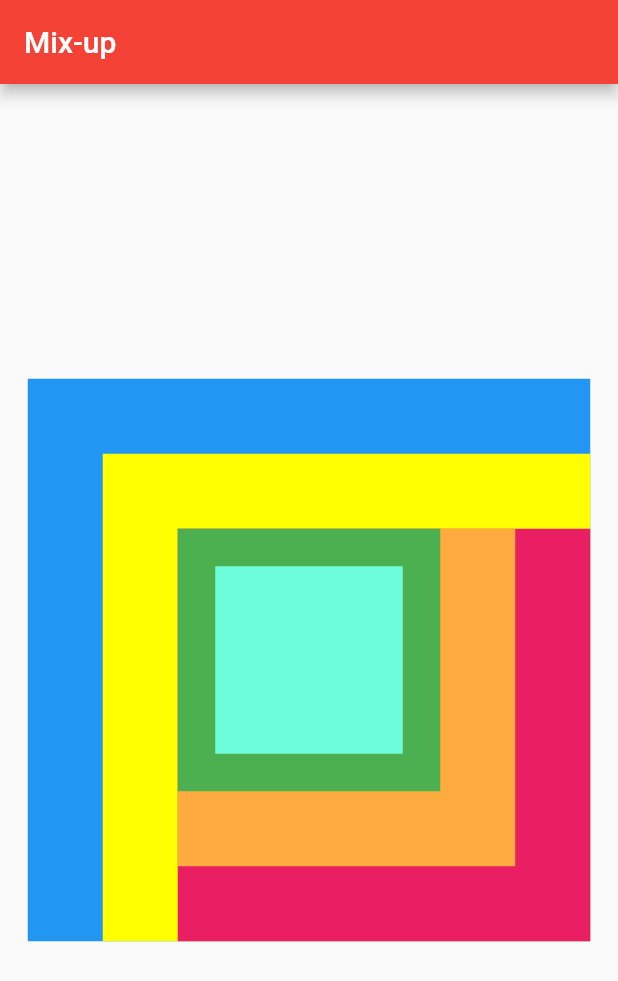
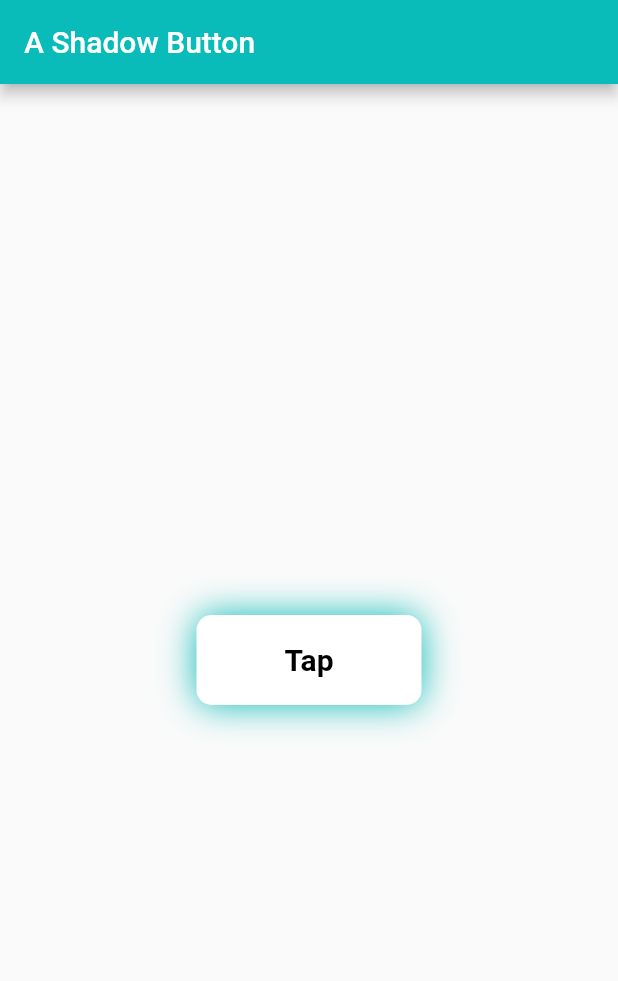
Before and after one commit to Jenil666/widgets_and_refactoring, a Flutter app: the screen it shows after launch, on a phone screen of 412 x 824 dp. Shown: the top 981 px of the screen. Run offline on Flutter 3.47's test engine with Material 2 defaults, Android fonts, the phone set to English and light mode, and no system bars.

Commit message:
18-1-23  5:50

```diff
--- /dev/null
+++ b/lib/6.2.3.dart
@@ -0,0 +1,43 @@
+import 'package:flutter/cupertino.dart';
+import 'package:flutter/material.dart';
+
+class Project6 extends StatefulWidget {
+  const Project6({Key? key}) : super(key: key);
+
+  @override
+  State<Project6> createState() => _Project6State();
+}
+
+class _Project6State extends State<Project6> {
+  @override
+  Widget build(BuildContext context) {
+    return SafeArea(
+      child: Scaffold(
+        //backgroundColor: Colors.black,
+        appBar: AppBar(
+          backgroundColor: Color(0xff09bcb9),
+          title: Text("A Shadow Button",style: TextStyle(color: Colors.white),),
+        ),
+        body: Center(
+          child: Container(
+            height: 60,
+            width: 150,
+            decoration: BoxDecoration(
+              borderRadius: BorderRadius.circular(10),
+              color: Colors.white,
+              boxShadow: [
+                BoxShadow(
+                  color: Color(0xff09bcb9),
+                  blurRadius: 20,
+                )
+              ],
+              //border: Border.all(color: Colors.redAccent)
+            ),
+            alignment: Alignment.center,
+            child: Text("Tap",style: TextStyle(color: Colors.black,fontSize: 20,fontWeight: FontWeight.bold),),
+          ),
+        ),
+      ),
+    );
+  }
+}
--- a/lib/main.dart
+++ b/lib/main.dart
@@ -2,6 +2,9 @@
 import 'package:flutter/cupertino.dart';
 import 'package:flutter/material.dart';
 import 'package:widgets_and_refactoring/6.1.3.dart';
+import 'package:widgets_and_refactoring/6.2.1.dart';
+import 'package:widgets_and_refactoring/6.2.2.dart';
+import 'package:widgets_and_refactoring/6.2.3.dart';
 
 void main()
 {
@@ -9,7 +12,7 @@ void main()
     MaterialApp(
       debugShowCheckedModeBanner: false,
       routes: {
-        '/':(context)=>Project3(),
+        '/':(context)=>Project6(),
       },
     ),
   );
```
Also changed, not shown: lib/6.2.1.dart (added, +45 -0 lines), lib/6.2.2.dart (added, +43 -0 lines).
